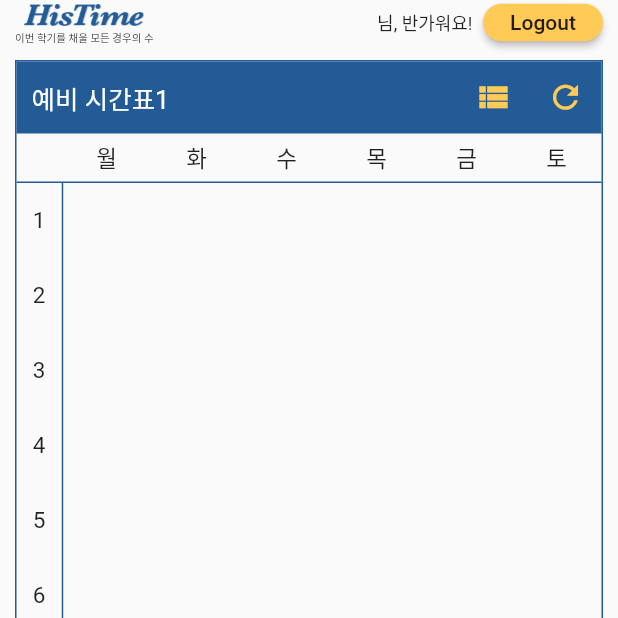
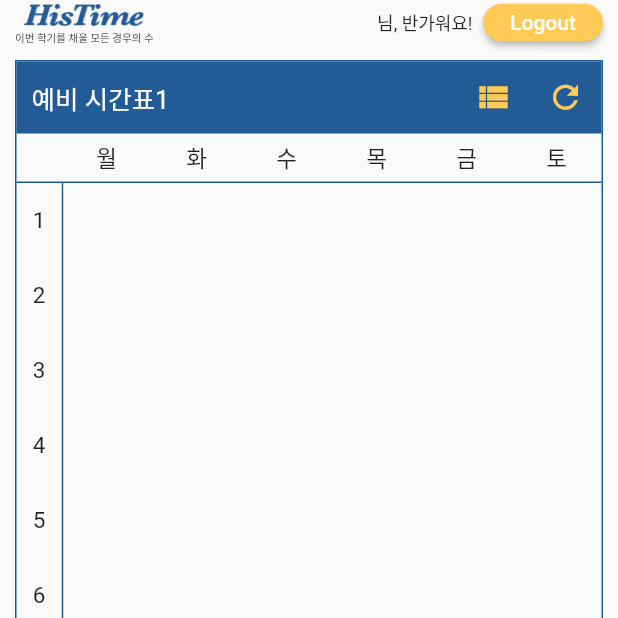
Before and after one commit to dailyco/histime-mobile, a Flutter app: the CreatePage screen opened directly, on a phone screen of 412 x 824 dp, the top half of it. Run offline on Flutter 3.47's test engine with Material 2 defaults, Android fonts, the phone set to English and light mode, and no system bars; drawn by our look-alikes of sliding_up_panel; our stand-ins replace cloud_firestore, firebase_auth, flutter_signin_button, google_sign_in; missing offline and left inert: firebase_ml_vision; accounts and stored records are empty.

Commit message:
change the text color

```diff
--- a/lib/create.dart
+++ b/lib/create.dart
@@ -251,7 +251,7 @@ class CreatePageState extends State<CreatePage> {
           child: RaisedButton(
             color: const Color(0xFFFFCA55),
             shape: RoundedRectangleBorder(borderRadius: BorderRadius.circular(55)),
-            child: Text('Logout'),
+            child: Text('Logout', style: TextStyle(color: Colors.white),),
             onPressed: () {
               signOut();
               Navigator.pop(context);
--- a/lib/home.dart
+++ b/lib/home.dart
@@ -96,7 +96,7 @@ class _HomePageState extends State<HomePage> {
           child: RaisedButton(
             color: const Color(0xFFFFCA55),
             shape: RoundedRectangleBorder(borderRadius: BorderRadius.circular(55)),
-            child: Text('Logout'),
+            child: Text('Logout', style: TextStyle(color: Colors.white),),
             onPressed: () {
               signOut();
               Navigator.pop(context);
```
